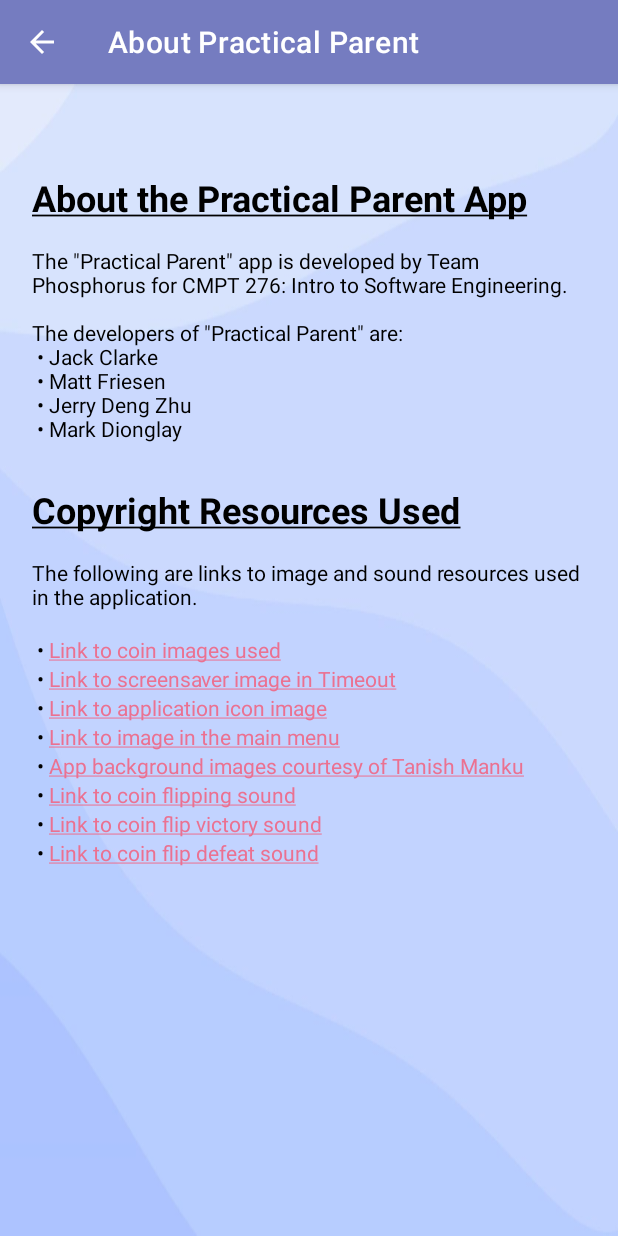
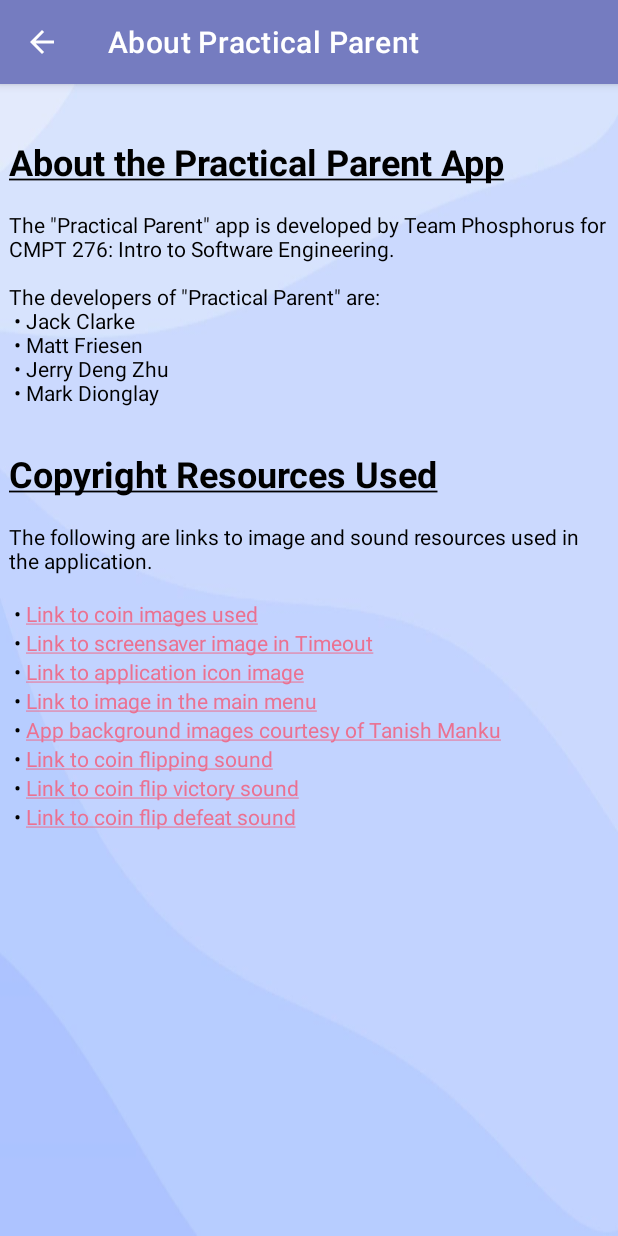
Before and after one commit to jerrydengz/Parently, an Android app: the HelpActivity screen opened directly, with no data from a screen before it, on a phone screen of 412 x 824 dp. Run offline under Robolectric (Android 15) with nearby library versions, the phone set to English and light mode, and no system bars.

Commit message:
Fix layout issues in activity_help.xml

```diff
--- a/app/src/main/res/layout/activity_help.xml
+++ b/app/src/main/res/layout/activity_help.xml
@@ -9,8 +9,8 @@
     tools:context=".help.HelpActivity">
 
     <ScrollView
-        android:layout_width="370sp"
-        android:layout_height="650sp"
+        android:layout_width="400sp"
+        android:layout_height="match_parent"
         app:layout_constraintBottom_toBottomOf="parent"
         app:layout_constraintEnd_toEndOf="parent"
         app:layout_constraintStart_toStartOf="parent"
@@ -21,6 +21,13 @@
             android:layout_width="match_parent"
             android:layout_height="wrap_content"
             android:orientation="vertical">
+
+            <TextView
+                android:id="@+id/spacer_textview"
+                android:layout_width="match_parent"
+                android:layout_height="wrap_content"
+                android:text="@string/spacer_textview"
+                tools:ignore="SpeakableTextPresentCheck,TextContrastCheck" />
 
             <TextView
                 android:id="@+id/about_authors_title"
@@ -60,7 +67,8 @@
                 android:layout_height="wrap_content"
                 android:text="@string/coin_img_link"
                 android:textColor="@color/black"
-                android:textSize="14sp" />
+                android:textSize="14sp"
+                tools:ignore="TextContrastCheck" />
 
             <TextView
                 android:id="@+id/timer_relax_bg_link"
@@ -68,7 +76,8 @@
                 android:layout_height="wrap_content"
                 android:text="@string/timer_relax_bg_link"
                 android:textColor="@color/black"
-                android:textSize="14sp" />
+                android:textSize="14sp"
+                tools:ignore="TextContrastCheck" />
 
             <TextView
                 android:id="@+id/app_icon_link"
@@ -76,7 +85,8 @@
                 android:layout_height="wrap_content"
                 android:text="@string/app_icon_link"
                 android:textColor="@color/black"
-                android:textSize="14sp" />
+                android:textSize="14sp"
+                tools:ignore="TextContrastCheck" />
 
             <TextView
                 android:id="@+id/menu_icon_link"
@@ -84,7 +94,8 @@
                 android:layout_height="wrap_content"
                 android:text="@string/menu_icon_link"
                 android:textColor="@color/black"
-                android:textSize="14sp" />
+                android:textSize="14sp"
+                tools:ignore="TextContrastCheck" />
 
             <TextView
                 android:id="@+id/app_bg_link"
@@ -92,7 +103,8 @@
                 android:layout_height="wrap_content"
                 android:text="@string/app_bg_link"
                 android:textColor="@color/black"
-                android:textSize="14sp" />
+                android:textSize="14sp"
+                tools:ignore="TextContrastCheck" />
 
             <TextView
                 android:id="@+id/coin_sound_link"
@@ -100,7 +112,8 @@
                 android:layout_height="wrap_content"
                 android:text="@string/coin_sound_link"
                 android:textColor="@color/black"
-                android:textSize="14sp" />
+                android:textSize="14sp"
+                tools:ignore="TextContrastCheck" />
 
             <TextView
                 android:id="@+id/victory_sound_link"
@@ -108,7 +121,8 @@
                 android:layout_height="wrap_content"
                 android:text="@string/victory_sound_link"
                 android:textColor="@color/black"
-                android:textSize="14sp" />
+                android:textSize="14sp"
+                tools:ignore="TextContrastCheck" />
 
             <TextView
                 android:id="@+id/defeat_sound_link"
@@ -116,7 +130,8 @@
                 android:layout_height="wrap_content"
                 android:text="@string/defeat_sound_link"
                 android:textColor="@color/black"
-                android:textSize="14sp" />
+                android:textSize="14sp"
+                tools:ignore="TextContrastCheck" />
 
         </LinearLayout>
     </ScrollView>
--- a/app/src/main/res/values/strings.xml
+++ b/app/src/main/res/values/strings.xml
@@ -58,6 +58,7 @@
     <string name="flip_result_label">"Coin Result: "</string>
 
     <string name="help_button">Help</string>
+    <string name="spacer_textview">\n</string>
     <string name="help_activity_title">About Practical Parent</string>
     <string name="about_authors_title"><b><u>About the Practical Parent App</u></b></string>
     <string name="about_authors_description">
```
